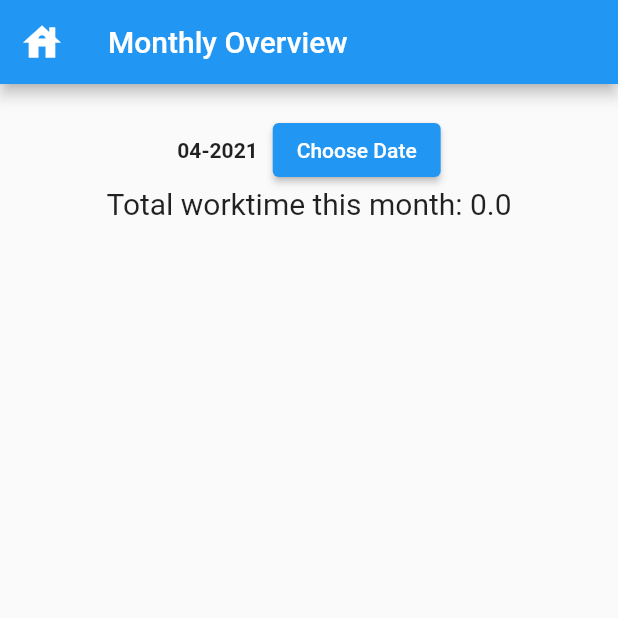
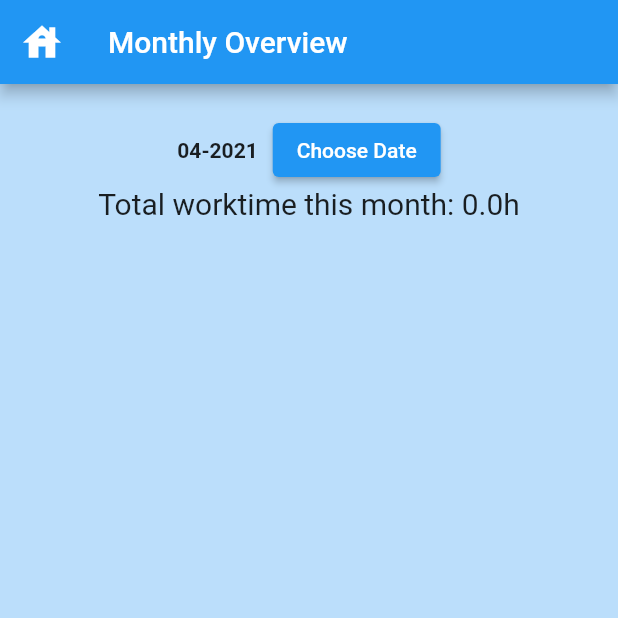
Before and after one commit to Sonicpaul/Bachelor, a Flutter app: the screen it shows once a user with an empty profile is signed in, after a tap on "Monthly", on a phone screen of 412 x 824 dp, the top half of it. Run offline on Flutter 3.47's test engine with Material 2 defaults, Android fonts, the phone set to English and light mode, and no system bars; our stand-ins replace cloud_firestore, firebase_auth, firebase_core, flutter_spinkit; missing offline and left inert: searchable_dropdown; accounts and stored records are empty.

Commit message:
More Design

```diff
--- a/plens_app/lib/view/home/home.dart
+++ b/plens_app/lib/view/home/home.dart
@@ -32,7 +32,10 @@ class Home extends StatelessWidget {
           actions: <Widget>[
             ElevatedButton.icon(
               icon: Icon(Icons.person),
-              label: Text('logout'),
+              label: Text(
+                'Logout',
+                style: TextStyle(fontSize: 15),
+              ),
               onPressed: () async {
                 await _auth.signOut();
               },
@@ -40,7 +43,7 @@ class Home extends StatelessWidget {
             ElevatedButton.icon(
                 onPressed: () => _showSettingsPanel(),
                 icon: Icon(Icons.account_circle_rounded),
-                label: Text('Profile'))
+                label: Text('Profile', style: TextStyle(fontSize: 15)))
           ],
         ),
         body: Column(
--- a/plens_app/lib/view/monthly/monthly_overview.dart
+++ b/plens_app/lib/view/monthly/monthly_overview.dart
@@ -38,6 +38,7 @@ class _MOnthlyOverviewState extends State<MonthlyOverview> {
     final user = Provider.of<User>(context);
 
     return Scaffold(
+      backgroundColor: Colors.blue[100],
       appBar: AppBar(
         leading: IconButton(
           icon: Icon(
@@ -101,7 +102,9 @@ class _MOnthlyOverviewState extends State<MonthlyOverview> {
             return Column(
               children: <Widget>[
                 Text(
-                  'Total worktime this month: ' + totalWorkTime.toString(),
+                  'Total worktime this month: ' +
+                      totalWorkTime.toString() +
+                      'h',
                   style: TextStyle(fontSize: 20),
                 ),
                 ListView.builder(
@@ -114,9 +117,10 @@ class _MOnthlyOverviewState extends State<MonthlyOverview> {
                         margin: EdgeInsets.fromLTRB(20, 6, 20, 0),
                         child: ListTile(
                           title: Text(
-                            workTimes[index].date +
+                            workTimes[index].date.replaceAll('-', '.') +
                                 ' - ' +
-                                workTimes[index].time.toString(),
+                                workTimes[index].time.toString() +
+                                'h',
                             style: TextStyle(fontSize: 20),
                           ),
                           subtitle: Text(
--- a/plens_app/lib/view/time/time_register.dart
+++ b/plens_app/lib/view/time/time_register.dart
@@ -50,6 +50,7 @@ class _TimeRegistrationState extends State<TimeRegistration> {
     final user = Provider.of<User>(context);
     _userUid = user.uid;
     return Scaffold(
+      backgroundColor: Colors.blue[100],
       appBar: AppBar(
         leading: IconButton(
           icon: Icon(
```
